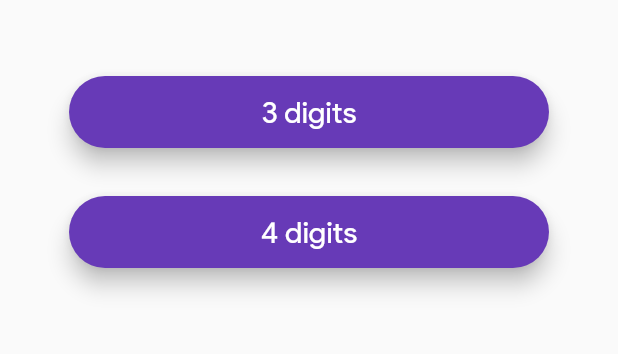
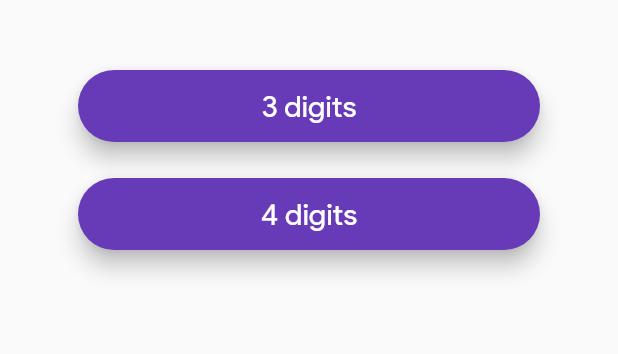
Before and after one commit to AdarshaBista/StatTests, a Flutter app: the PokerDigitInputScreen screen opened directly, on a phone screen of 412 x 824 dp, the part 62-416 px from its top. Run offline on Flutter 3.47's test engine with Material 2 defaults, Android fonts, the phone set to English and light mode, and no system bars.

Commit message:
Fixed poker test probabilities and minor refactorings

```diff
--- a/lib/auto_correlation_test/ac_input_screen.dart
+++ b/lib/auto_correlation_test/ac_input_screen.dart
@@ -10,9 +10,7 @@ import 'package:stat_tests/auto_correlation_test/ac_results_screen.dart';
 
 class ACInputScreen extends StatefulWidget {
   @override
-  ACInputScreenState createState() {
-    return new ACInputScreenState();
-  }
+  ACInputScreenState createState() => ACInputScreenState();
 }
 
 class ACInputScreenState extends State<ACInputScreen> {
--- a/lib/chi_square_test/cs_calculator.dart
+++ b/lib/chi_square_test/cs_calculator.dart
@@ -33,8 +33,8 @@ class CSCalculator {
   }
 
   void _populateIntervals() {
-    double largestNumber = Utility.findLargest(numbers);
-    double smallestNumber = Utility.findSmallest(numbers);
+    double largestNumber = numbers.reduce(max);
+    double smallestNumber = numbers.reduce(min);
 
     _intervals = _createIntervals(smallestNumber, largestNumber, intervalWidth);
   }
--- a/lib/chi_square_test/cs_input_screen.dart
+++ b/lib/chi_square_test/cs_input_screen.dart
@@ -10,9 +10,7 @@ import 'package:stat_tests/chi_square_test/cs_results_screen.dart';
 
 class CSInputScreen extends StatefulWidget {
   @override
-  CSInputScreenState createState() {
-    return new CSInputScreenState();
-  }
+  CSInputScreenState createState() => CSInputScreenState();
 }
 
 class CSInputScreenState extends State<CSInputScreen> {
--- a/lib/gap_test/gap_calculator.dart
+++ b/lib/gap_test/gap_calculator.dart
@@ -75,8 +75,8 @@ class GapCalculator {
 
   void _populateIntervals() {
     List<int> flattenedMapValues = _gapMap.values.expand((i) => i).toList();
-    int largestNumber = Utility.findLargestInt(flattenedMapValues);
-    int smallestNumber = Utility.findSmallestInt(flattenedMapValues);
+    int largestNumber = flattenedMapValues.reduce(max);
+    int smallestNumber = flattenedMapValues.reduce(min);
 
     _intervals = _createIntervals(smallestNumber, largestNumber, gapLength);
   }
@@ -147,6 +147,6 @@ class GapCalculator {
   }
 
   void _claculateDCalc() {
-    _dCalc = Utility.findLargest(_fOfxMinusSOfX);
+    _dCalc = _fOfxMinusSOfX.reduce(max);
   }
 }
--- a/lib/ks_test/ks_calculator.dart
+++ b/lib/ks_test/ks_calculator.dart
@@ -1,3 +1,4 @@
+import 'dart:math';
 import 'package:stat_tests/utils/utility.dart';
 
 class KSCalculator {
@@ -51,8 +52,8 @@ class KSCalculator {
   }
 
   void _calculateD() {
-    _dPlus = Utility.findLargest(_iOverNMinusRi);
-    _dMinus = Utility.findLargest(_riMinusIMinusOneOverN);
+    _dPlus = _iOverNMinusRi.reduce(max);
+    _dMinus = _riMinusIMinusOneOverN.reduce(max);
     _d = _dPlus > _dMinus ? _dPlus : _dMinus;
   }
 }
--- a/lib/ks_test/ks_input_screen.dart
+++ b/lib/ks_test/ks_input_screen.dart
@@ -10,9 +10,7 @@ import 'package:stat_tests/ks_test/ks_results_screen.dart';
 
 class KSInputScreen extends StatefulWidget {
   @override
-  KSInputScreenState createState() {
-    return new KSInputScreenState();
-  }
+  KSInputScreenState createState() => KSInputScreenState();
 }
 
 class KSInputScreenState extends State<KSInputScreen> {
@@ -55,7 +53,7 @@ class KSInputScreenState extends State<KSInputScreen> {
     if (_formKey.currentState.validate()) {
       Navigator.push(
         context,
-       SlideUpTransition(
+        SlideUpTransition(
           widget: KSResultsScreen(
             calculator: _getCalculator(),
           ),
--- a/lib/poker_test/poker_3_digit_input_screen.dart
+++ b/lib/poker_test/poker_3_digit_input_screen.dart
@@ -9,9 +9,7 @@ import 'package:stat_tests/poker_test/poker_results_screen.dart';
 
 class Poker3DigitInputScreen extends StatefulWidget {
   @override
-  Poker3DigitInputScreenState createState() {
-    return new Poker3DigitInputScreenState();
-  }
+  Poker3DigitInputScreenState createState() => Poker3DigitInputScreenState();
 }
 
 class Poker3DigitInputScreenState extends State<Poker3DigitInputScreen> {
--- a/lib/poker_test/poker_4_digit_input_screen.dart
+++ b/lib/poker_test/poker_4_digit_input_screen.dart
@@ -9,9 +9,7 @@ import 'package:stat_tests/poker_test/poker_results_screen.dart';
 
 class Poker4DigitInputScreen extends StatefulWidget {
   @override
-  Poker4DigitInputScreenState createState() {
-    return new Poker4DigitInputScreenState();
-  }
+  Poker4DigitInputScreenState createState() => Poker4DigitInputScreenState();
 }
 
 class Poker4DigitInputScreenState extends State<Poker4DigitInputScreen> {
--- a/lib/poker_test/poker_calculator.dart
+++ b/lib/poker_test/poker_calculator.dart
@@ -53,7 +53,7 @@ class Poker4DigitCalculator extends PokerCalculator {
   static const int NUM_OF_COMBINATIONS = 5;
 
   Poker4DigitCalculator(List<int> inputs) {
-    _probabilities = [0.001, 0.504, 0.431, 0.027, 0.0376];
+    _probabilities = [0.001, 0.504, 0.432, 0.027, 0.036];
     _observedFreqs = inputs;
 
     super._calculateExpectedFreq(NUM_OF_COMBINATIONS, _probabilities);
--- a/lib/poker_test/poker_digit_input_screen.dart
+++ b/lib/poker_test/poker_digit_input_screen.dart
@@ -6,9 +6,7 @@ import 'package:stat_tests/poker_test/poker_3_digit_input_screen.dart';
 
 class PokerDigitInputScreen extends StatefulWidget {
   @override
-  PokerDigitInputScreenState createState() {
-    return new PokerDigitInputScreenState();
-  }
+  PokerDigitInputScreenState createState() => PokerDigitInputScreenState();
 }
 
 class PokerDigitInputScreenState extends State<PokerDigitInputScreen> {
@@ -33,7 +31,7 @@ class PokerDigitInputScreenState extends State<PokerDigitInputScreen> {
   }
 
   Widget _build3DigitButton() => Padding(
-        padding: const EdgeInsets.all(16.0),
+        padding: const EdgeInsets.all(12.0),
         child: CustomButton(
           context: context,
           label: "3 digits",
@@ -42,7 +40,7 @@ class PokerDigitInputScreenState extends State<PokerDigitInputScreen> {
       );
 
   Widget _build4DigitButton() => Padding(
-        padding: const EdgeInsets.all(16.0),
+        padding: const EdgeInsets.all(12.0),
         child: CustomButton(
           context: context,
           label: "4 digits",
@@ -61,7 +59,7 @@ class PokerDigitInputScreenState extends State<PokerDigitInputScreen> {
       body: ListView(
         physics: BouncingScrollPhysics(),
         padding: EdgeInsets.symmetric(
-          horizontal: 30.0,
+          horizontal: 40.0,
           vertical: 20.0,
         ),
         children: <Widget>[
--- a/lib/test_list_screen.dart
+++ b/lib/test_list_screen.dart
@@ -7,9 +7,7 @@ import 'package:stat_tests/poker_test/poker_digit_input_screen.dart';
 
 class TestListScreen extends StatefulWidget {
   @override
-  TestListScreenState createState() {
-    return new TestListScreenState();
-  }
+  TestListScreenState createState() => TestListScreenState();
 }
 
 class TestListScreenState extends State<TestListScreen>
```
Also changed, not shown: lib/gap_test/gap_input_screen.dart (+3 -4 lines), lib/utils/utility.dart (+0 -22 lines).
